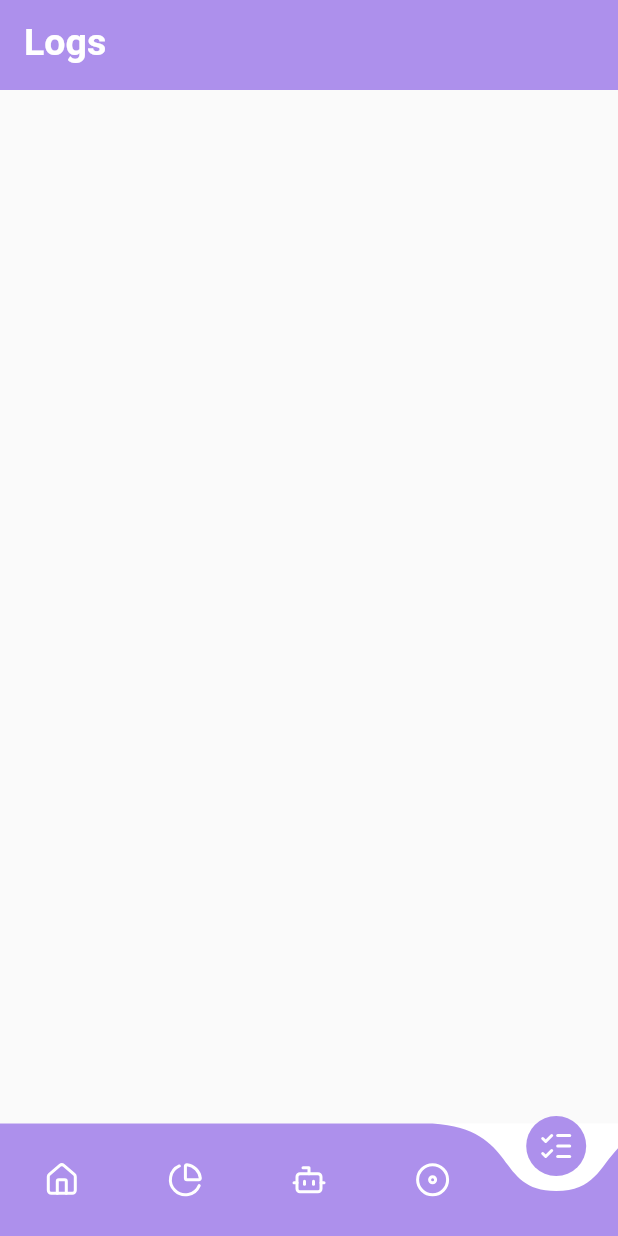
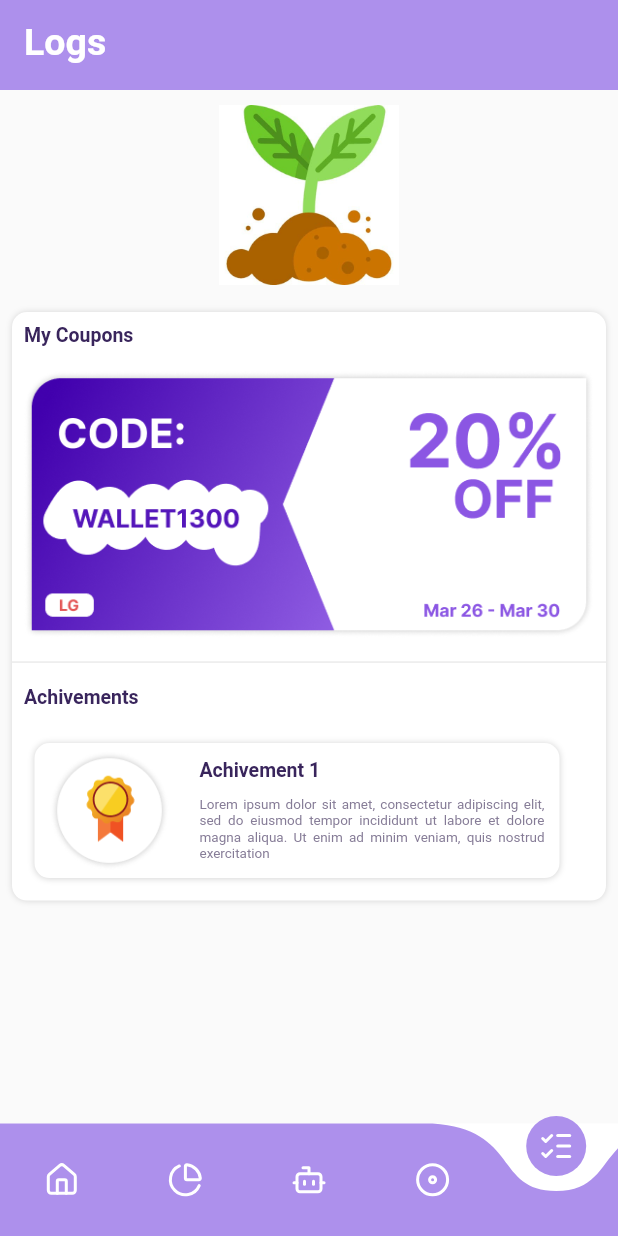
Before and after one commit to abdelhak2406/Iwt-42, a Flutter app: the screen it shows after launch, item 5 of the bottom bar chosen, on a phone screen of 412 x 824 dp. Run offline on Flutter 3.47's test engine with Material 2 defaults, Android fonts, the phone set to English and light mode, and no system bars; drawn by our look-alikes of curved_navigation_bar; our stand-ins replace lucide_icons.

Commit message:
[feat] log screen

```diff
--- a/lib/screens/home/goals.dart
+++ b/lib/screens/home/goals.dart
@@ -59,7 +59,10 @@ class _GoalsState extends State<Goals> {
       children: [
         SizedBox(
           height: 140,
-          child: Image.asset('assets/images/money.png')
+          child: Padding(
+            padding: const EdgeInsets.all(10.0),
+            child: Image.asset('assets/images/money.png'),
+          )
           ),
         Padding(
           padding: const EdgeInsets.all(15.0),
--- a/lib/screens/home/log.dart
+++ b/lib/screens/home/log.dart
@@ -8,9 +8,138 @@ class Log extends StatefulWidget {
 }
 
 class _LogState extends State<Log> {
+
+
+  Widget achivementItem(img, achivement) {
+    return SizedBox(
+      width: 350,
+      height: 90,
+      child: Container(
+        decoration: BoxDecoration(
+          boxShadow: [
+            new BoxShadow(
+              color: Colors.grey[350]!,
+              blurRadius: 3.0,
+            ),
+          ],
+          borderRadius: BorderRadius.all(Radius.circular(10.0)),
+          color: Colors.white
+        ),
+        child: Row(
+          mainAxisAlignment: MainAxisAlignment.spaceAround,
+          children: [
+            SizedBox(
+              width: 80,
+              child: Image.asset('assets/images/achivement1.png')
+            ),
+            SizedBox(
+              width: 230,
+              child: Column(
+                crossAxisAlignment: CrossAxisAlignment.start,
+                mainAxisAlignment: MainAxisAlignment.spaceEvenly,
+                children: [
+                  Text(
+                    achivement,
+                    style: TextStyle(
+                      color: Color(0xff39255C),
+                      fontWeight: FontWeight.bold,
+                      fontSize: 13,
+                    ),
+                  ),
+                  Text(
+                    '  Lorem ipsum dolor sit amet, consectetur adipiscing elit, sed do eiusmod tempor incididunt ut labore et dolore magna aliqua. Ut enim ad minim veniam, quis nostrud exercitation',
+                    style: TextStyle(
+                      color: Color(0xff857B96),
+                      fontWeight: FontWeight.normal,
+                      fontSize: 9
+                    ),
+                    textAlign: TextAlign.justify,
+                  ),
+                ],
+              ),
+            )
+          ],
+        ),
+      ),
+    );
+  }
+
   @override
   Widget build(BuildContext context) {
-    return Container(
+    return Column(
+      children:[
+        SizedBox(
+          height: 140,
+          child: Padding(
+            padding: const EdgeInsets.all(10.0),
+            child: Image.asset('assets/images/growntree.jpg'),
+          )
+        ),
+
+        Padding(
+          padding: const EdgeInsets.all(8.0),
+          child: SingleChildScrollView(
+            scrollDirection: Axis.vertical,
+            child: Container(
+              decoration: BoxDecoration(
+                boxShadow: [
+                  new BoxShadow(
+                    color: Colors.grey[350]!,
+                    blurRadius: 3.0,
+                  ),
+                ],
+                borderRadius: BorderRadius.all(Radius.circular(10.0)),
+                color: Colors.white
+              ),
+              child: Column(
+                crossAxisAlignment: CrossAxisAlignment.start,
+                mainAxisAlignment: MainAxisAlignment.spaceEvenly,
+                children: [
+                  Padding(
+                    padding: const EdgeInsets.all(8.0),
+                    child: Text(
+                      'My Coupons',
+                      style: TextStyle(
+                        fontWeight: FontWeight.bold,
+                        fontSize: 13,
+                        color: Color(0xff39255C),
+                      ),
+                    ),
+                  ),
+                  Padding(
+                    padding: const EdgeInsets.all(8.0),
+                    child: Image.asset('assets/images/coupon.png'),
+                  ),
+                  Divider(),
+                  Padding(
+                    padding: const EdgeInsets.all(8.0),
+                    child: Text(
+                      'Achivements',
+                      style: TextStyle(
+                        fontWeight: FontWeight.bold,
+                        fontSize: 13,
+                        color: Color(0xff39255C),
+                      ),
+                    ),
+                  ),
+                  Padding(
+                    padding: const EdgeInsets.all(15.0),
+                    child:SizedBox(
+                      child: achivementItem("assets/images/achivement1.png", "Achivement 1"),
+                    )
+                  ),
+                  /*Padding(
+                    padding: const EdgeInsets.all(15.0),
+                    child:SizedBox(
+                      child: achivementItem("assets/images/achivement2.png", "Achivement 2"),
+                    )
+                  ),*/
+                ],
+              ),
+            ),
+          ),
+        ),
+      ]
 
     );
   }
```
Also changed, not shown: assets/images/achivement1.png (added), assets/images/achivement2.png (added), assets/images/coupon.png (added), assets/images/growntree.jpg (added).
